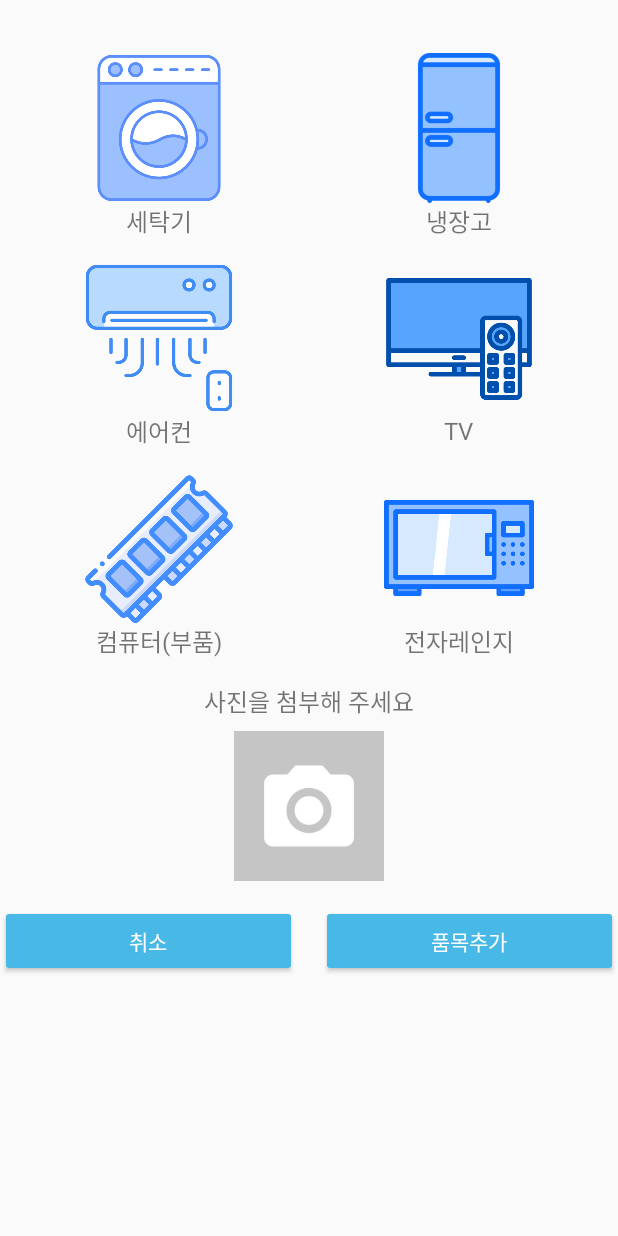
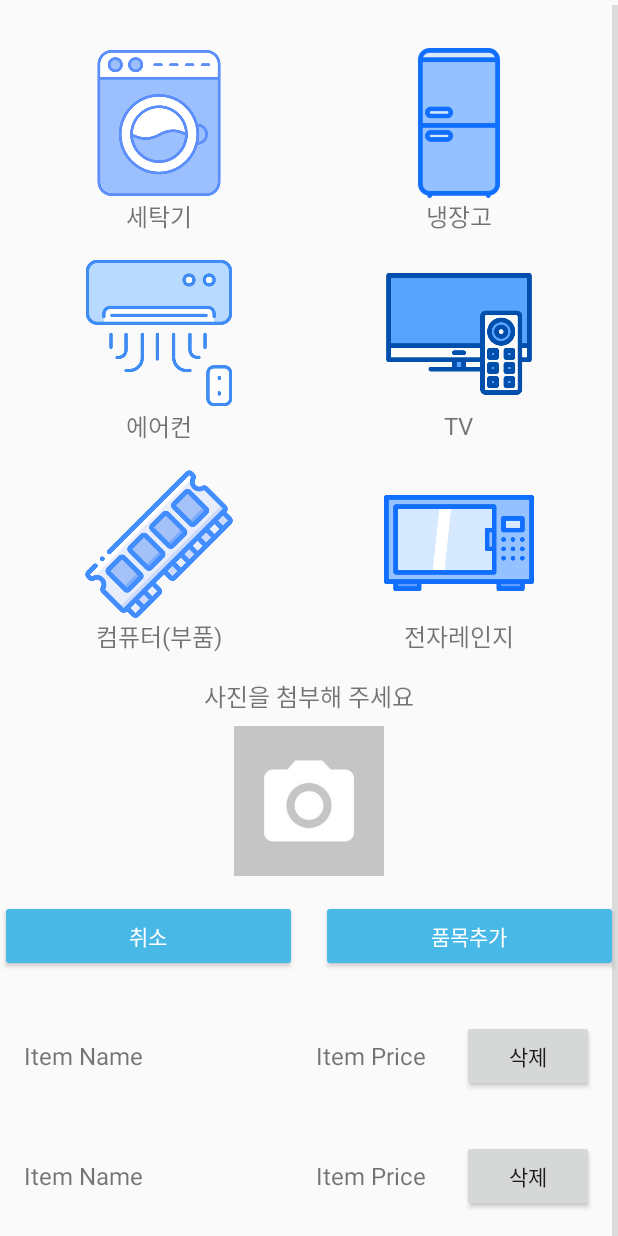
Before and after one commit to heeji-lee/Recycle_App, an Android app: the layout fragment_product.xml on its own in the app's theme, with its tools: preview values and no code run, on a phone screen of 412 x 824 dp. Run offline under Robolectric (Android 15) with nearby library versions, the phone set to English and light mode, and no system bars; network calls fail.

Commit message:
화면 하기 싫다

```diff
--- a/app/src/main/java/com/appliances/recycle/retrofit/INetworkService.kt
+++ b/app/src/main/java/com/appliances/recycle/retrofit/INetworkService.kt
@@ -1,5 +1,6 @@
 package com.appliances.recycle.retrofit
 
+import com.appliances.recycle.dto.ItemDTO
 import com.appliances.recycle.dto.RegisterRequest
 import com.appliances.recycle.dto.LoginRequest
 import com.appliances.recycle.dto.LoginResponse
@@ -66,6 +67,9 @@ interface INetworkService {
     @GET("/echopickup/api/notices/{nno}")
     fun getNoticeDetail(@Path("nno") nno: Long): Call<Notice>
 
+    @GET("/api/getAllItems")
+    fun getAllItems(): Call<MutableList<ItemDTO>> // 서버에서 아이템 목록을 가져오는 API
+
 //    @GET("/api/users/page")
 //    fun getItems(
 //        @Query("page") page: Int,
--- a/app/src/main/java/com/appliances/recycle/retrofit/MyApplication.kt
+++ b/app/src/main/java/com/appliances/recycle/retrofit/MyApplication.kt
@@ -16,7 +16,7 @@ class MyApplication : Application(){
     private lateinit var apiService: INetworkService
 
     // http 퍼미션 허용 및, 로컬호스트 안될시 아이피로 확인 하기.
-    val BASE_URL = "http://192.168.125.137:8080"
+    val BASE_URL = "http://10.100.201.6:8080"
 //    val BASE_URL = "http://192.168.219.200:8080"
 
     //add....................................
--- a/app/src/main/res/layout/fragment_product.xml
+++ b/app/src/main/res/layout/fragment_product.xml
@@ -198,7 +198,7 @@
                     android:layout_weight="1"
                     android:text="취소"
                     android:textColor="@android:color/white"
-                    android:backgroundTint="@color/btn" />
+                    android:backgroundTint="@color/btn"/>
 
                 <Button
                     android:id="@+id/btn_add_item"
@@ -208,8 +208,15 @@
                     android:text="품목추가"
                     android:textColor="@android:color/white"
                     android:layout_marginStart="16dp"
-                    android:backgroundTint="@color/btn" />
+                    android:backgroundTint="@color/btn"/>
             </LinearLayout>
+            <!-- 추가된 아이템을 보여주는 테이블 레이아웃 -->
+            <androidx.recyclerview.widget.RecyclerView
+                android:id="@+id/recycler_view"
+                android:layout_width="match_parent"
+                android:layout_height="wrap_content"
+                android:layout_marginTop="16dp"
+                tools:listitem="@layout/item_row_layout" />
 
         </LinearLayout>
 
--- /dev/null
+++ b/app/src/main/res/layout/item_row_layout.xml
@@ -0,0 +1,28 @@
+<LinearLayout xmlns:android="http://schemas.android.com/apk/res/android"
+    android:layout_width="match_parent"
+    android:layout_height="wrap_content"
+    android:orientation="horizontal"
+    android:padding="16dp">
+
+    <TextView
+        android:id="@+id/item_name"
+        android:layout_width="0dp"
+        android:layout_height="wrap_content"
+        android:layout_weight="2"
+        android:text="Item Name"
+        android:textSize="16sp" />
+
+    <TextView
+        android:id="@+id/item_price"
+        android:layout_width="0dp"
+        android:layout_height="wrap_content"
+        android:layout_weight="1"
+        android:text="Item Price"
+        android:textSize="16sp" />
+
+    <Button
+        android:id="@+id/delete_button"
+        android:layout_width="wrap_content"
+        android:layout_height="wrap_content"
+        android:text="삭제" />
+</LinearLayout>
```
Also changed, not shown: app/src/main/java/com/appliances/recycle/ProductFragment.kt (+132 -51 lines), app/src/main/java/com/appliances/recycle/adapter/ItemAdapter.kt (added, +49 -0 lines), app/src/main/java/com/appliances/recycle/dto/ItemDTO.kt (added, +7 -0 lines).
